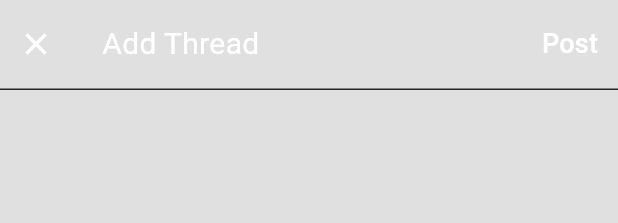
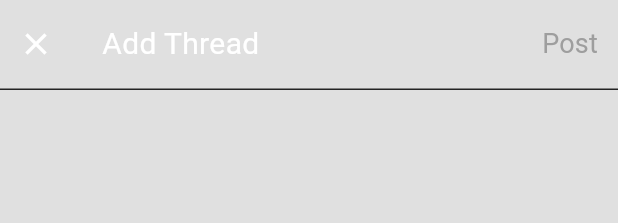
Before and after one commit to theeeep/thread_clone, a Flutter app: the AddThreadAppbar widget shown alone on an empty page, opened directly, after a tap on the "close" icon, on a phone screen of 412 x 824 dp. Shown: the top 223 px of the screen. Run offline on Flutter 3.47's test engine with Material 3 defaults, Android fonts, the phone set to English and light mode, and no system bars; our stand-ins replace flutter_dotenv, flutter_image_compress, form_validator, get, get_storage, image_picker and 1 more; accounts and stored records are empty; network calls fail.

Commit message:
feat: Add navigation functionality to thread creation page

```diff
--- a/lib/core/services/navigation_service.dart
+++ b/lib/core/services/navigation_service.dart
@@ -26,4 +26,9 @@ class NavigationService extends GetxService {
     prevIndex.value = currentIndex.value;
     currentIndex.value = index;
   }
+
+  // *  Back to prev page
+  void backToPevPage() {
+    currentIndex.value = prevIndex.value;
+  }
 }
--- a/lib/features/auth/controllers/auth_controller.dart
+++ b/lib/features/auth/controllers/auth_controller.dart
@@ -61,7 +61,8 @@ class AuthController extends GetxController {
       showSnackBar("Authentication Error", e.message);
     } catch (error) {
       logInLoading.value = false;
-      debugPrint("Auth Controller Error: $error");
+      debugPrint(
+          "Auth Controller Error: Something went wrong. Please try again.r");
       showSnackBar("Error", "Something went wrong. Please try again.");
     }
   }
--- a/lib/features/threads/page/add_thread.dart
+++ b/lib/features/threads/page/add_thread.dart
@@ -44,7 +44,7 @@ class _AddThreadState extends State<AddThread> {
         child: SingleChildScrollView(
           child: Column(
             children: [
-              const AddThreadAppbar(),
+              AddThreadAppbar(),
               const SizedBox(height: 10),
               Row(
                 mainAxisAlignment: MainAxisAlignment.start,
--- a/lib/features/threads/widgets/add_thread_appbar.dart
+++ b/lib/features/threads/widgets/add_thread_appbar.dart
@@ -1,7 +1,13 @@
 import 'package:flutter/material.dart';
+import 'package:get/get.dart';
+import 'package:thread_clone/core/services/navigation_service.dart';
+import 'package:thread_clone/core/services/supabase_service.dart';
+import 'package:thread_clone/core/themes/app_pallate.dart';
+import 'package:thread_clone/features/threads/controller/thread_controller.dart';
 
 class AddThreadAppbar extends StatelessWidget {
-  const AddThreadAppbar({super.key});
+  AddThreadAppbar({super.key});
+  final threadController = Get.find<ThreadController>();
 
   @override
   Widget build(BuildContext context) {
@@ -20,7 +26,9 @@ class AddThreadAppbar extends StatelessWidget {
           Row(
             children: [
               IconButton(
-                onPressed: () {},
+                onPressed: () {
+                  Get.find<NavigationService>().backToPevPage();
+                },
                 icon: const Icon(Icons.close),
               ),
               const SizedBox(width: 20),
@@ -30,13 +38,32 @@ class AddThreadAppbar extends StatelessWidget {
               ),
             ],
           ),
-          TextButton(
-            onPressed: () {},
-            child: const Text(
-              "Post",
-              style: TextStyle(fontSize: 18),
-            ),
-          )
+          Obx(() => TextButton(
+                onPressed: () {
+                  if (threadController.content.value.isNotEmpty) {
+                    threadController.storeThreads(
+                        Get.find<SupabaseService>().currentUser.value!.id);
+                  }
+                },
+                child: threadController.loading.value
+                    ? const SizedBox(
+                        height: 16,
+                        width: 16,
+                        child: CircularProgressIndicator.adaptive(),
+                      )
+                    : Text(
+                        "Post",
+                        style: TextStyle(
+                            fontSize: 18,
+                            fontWeight:
+                                threadController.content.value.isNotEmpty
+                                    ? FontWeight.w600
+                                    : FontWeight.normal,
+                            color: threadController.content.value.isNotEmpty
+                                ? AppPallete.gradient2
+                                : AppPallete.greyColor),
+                      ),
+              ))
         ],
       ),
     );
```
Also changed, not shown: lib/features/threads/controller/thread_controller.dart (+53 -0 lines).
